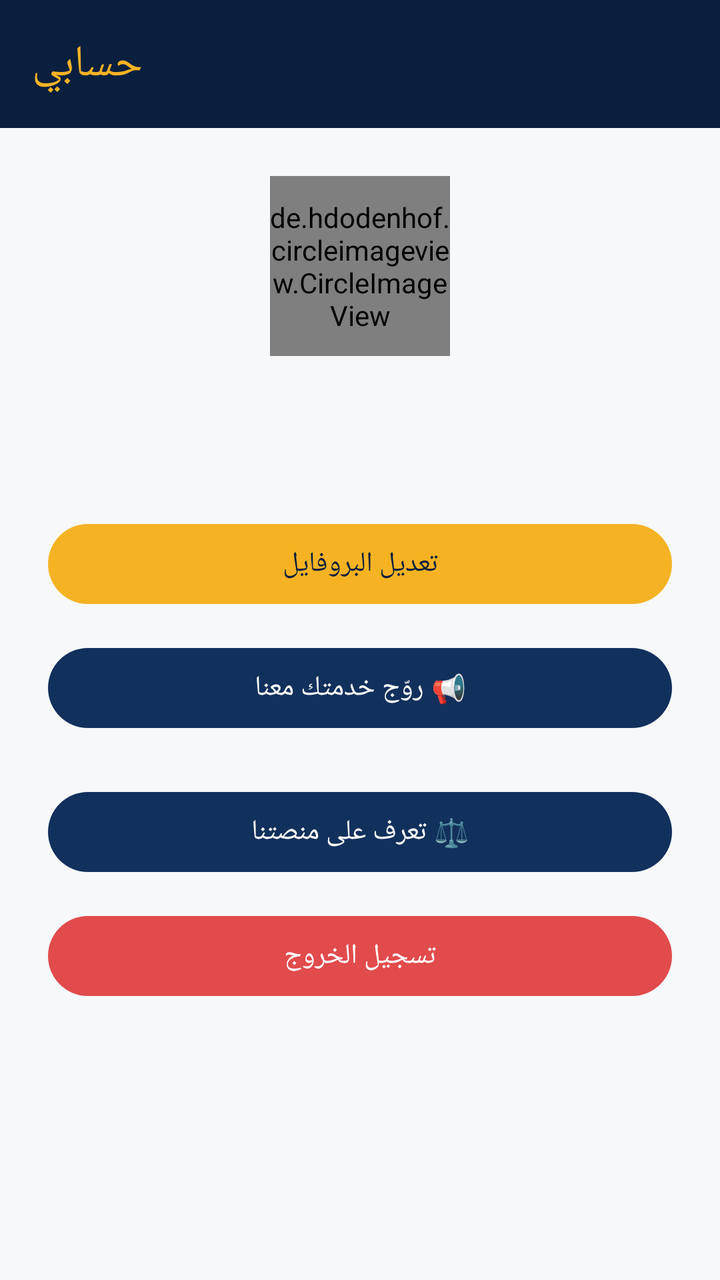
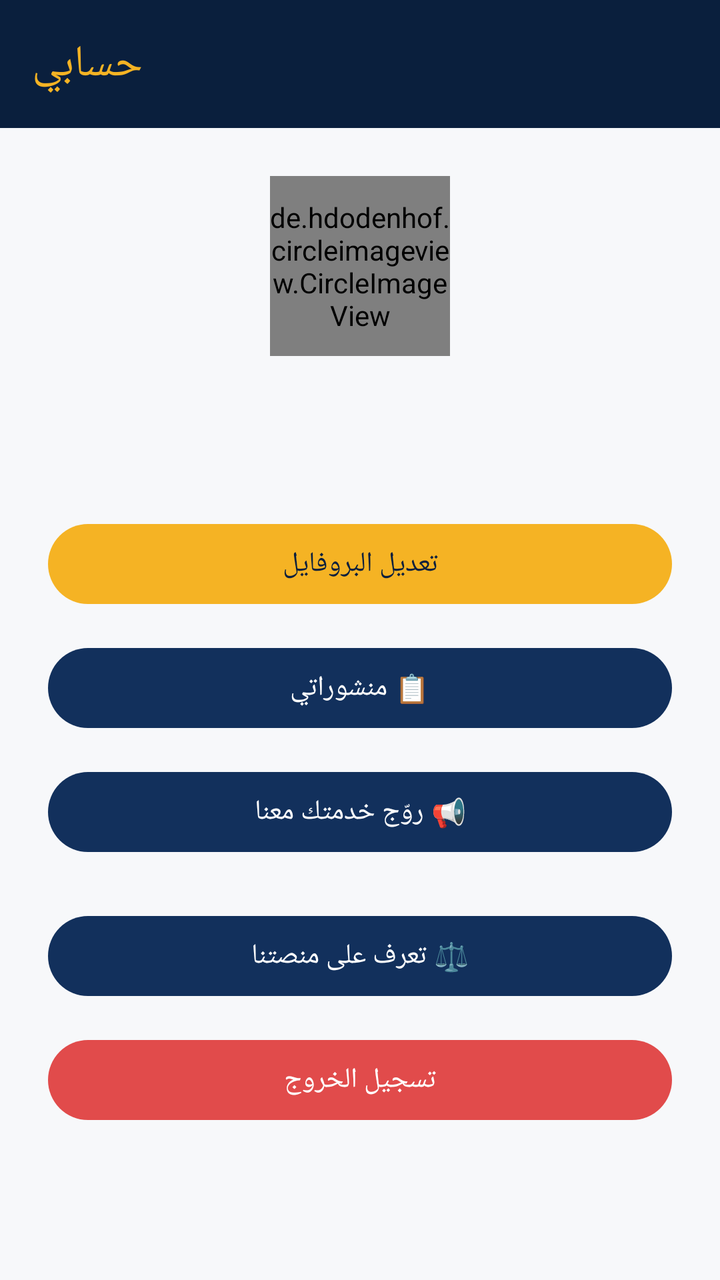

Screens rendered from an Android XML layout before and after an edit, with the pre-edit source and the edit as a unified diff.
<!-- AndroidManifest.xml: application theme Theme.EtudiantsDroitMaroc -->
<!-- res/layout/fragment_profile.xml -->
<?xml version="1.0" encoding="utf-8"?>
<LinearLayout xmlns:android="http://schemas.android.com/apk/res/android"
    xmlns:app="http://schemas.android.com/apk/res-auto"
    android:layout_width="match_parent"
    android:layout_height="match_parent"
    android:orientation="vertical"
    android:background="@color/off_white">

    <androidx.appcompat.widget.Toolbar
        android:id="@+id/toolbar"
        android:layout_width="match_parent"
        android:layout_height="?attr/actionBarSize"
        android:background="@color/navy_dark"
        app:title="@string/nav_profile"
        app:titleTextColor="@color/gold" />

    <FrameLayout
        android:id="@+id/bannerAdContainer"
        android:layout_width="match_parent"
        android:layout_height="wrap_content" />

    <LinearLayout
        android:layout_width="match_parent"
        android:layout_height="wrap_content"
        android:orientation="vertical"
        android:gravity="center"
        android:padding="24dp">

        <de.hdodenhof.circleimageview.CircleImageView
            android:id="@+id/ivProfilePhoto"
            android:layout_width="90dp"
            android:layout_height="90dp"
            android:src="@drawable/ic_profile"
            app:civ_border_width="2dp"
            app:civ_border_color="@color/gold" />

        <TextView
            android:id="@+id/tvName"
            android:layout_width="wrap_content"
            android:layout_height="wrap_content"
            android:layout_marginTop="12dp"
            android:textSize="18sp"
            android:textStyle="bold"
            android:textColor="@color/text_primary" />

                

        <TextView
            android:id="@+id/tvUniversityLevel"
            android:layout_width="wrap_content"
            android:layout_height="wrap_content"
            android:layout_marginTop="6dp"
            android:textSize="13sp"
            android:textColor="@color/gold" />

        <com.google.android.material.button.MaterialButton
            android:id="@+id/btnEditProfile"
            android:layout_width="match_parent"
            android:layout_height="wrap_content"
            android:layout_marginTop="20dp"
            android:text="تعديل البروفايل"
            android:textAllCaps="false"
            app:backgroundTint="@color/gold"
            android:textColor="@color/navy_dark" />

        <com.google.android.material.button.MaterialButton
            android:id="@+id/btnPromoteService"
            android:layout_width="match_parent"
            android:layout_height="wrap_content"
            android:layout_marginTop="14dp"
            android:text="📢 روّج خدمتك معنا"
            android:textAllCaps="false"
            app:backgroundTint="@color/navy" />

        <com.google.android.material.button.MaterialButton
            android:id="@+id/btnPages"
            android:layout_width="match_parent"
            android:layout_height="wrap_content"
            android:layout_marginTop="24dp"
            android:text="⚖️ تعرف على منصتنا"
            android:textAllCaps="false"
            app:backgroundTint="@color/navy" />

        <com.google.android.material.button.MaterialButton
            android:id="@+id/btnLogout"
            android:layout_width="match_parent"
            android:layout_height="wrap_content"
            android:layout_marginTop="14dp"
            android:text="@string/profile_logout"
            android:textAllCaps="false"
            app:backgroundTint="@color/red_accent" />

    </LinearLayout>

    <FrameLayout
        android:id="@+id/bannerAdContainerBottom"
        android:layout_width="match_parent"
        android:layout_height="0dp"
        android:layout_weight="1"
        android:gravity="bottom" />

</LinearLayout>
<!-- resources referenced by this layout -->
<resources>
  <color name="gold">#F5B324</color>
  <color name="navy">#12305C</color>
  <color name="navy_dark">#0A1F3D</color>
  <color name="off_white">#F7F8FA</color>
  <color name="red_accent">#E14B4B</color>
  <color name="text_primary">#1A1A1A</color>
  <!-- drawable ic_profile (drawable) -->
  <vector xmlns:android="http://schemas.android.com/apk/res/android"
      android:width="24dp" android:height="24dp" android:viewportWidth="24" android:viewportHeight="24" android:tint="?attr/colorControlNormal">
      <path android:fillColor="#FF000000" android:pathData="M12,12c2.21,0 4,-1.79 4,-4s-1.79,-4 -4,-4 -4,1.79 -4,4 1.79,4 4,4zM12,14c-2.67,0 -8,1.34 -8,4v2h16v-2c0,-2.66 -5.33,-4 -8,-4z"/>
  </vector>
  <string name="nav_profile">حسابي</string>
  <string name="profile_logout">تسجيل الخروج</string>
  <style name="Theme.EtudiantsDroitMaroc" parent="Theme.Material3.Light.NoActionBar">
          <item name="colorPrimary">@color/navy</item>
          <item name="colorPrimaryVariant">@color/navy_dark</item>
          <item name="colorSecondary">@color/gold</item>
          <item name="colorSecondaryVariant">@color/gold_light</item>
          <item name="android:statusBarColor">@color/navy_dark</item>
          <item name="android:windowBackground">@color/off_white</item>
          <item name="android:windowLightStatusBar" tools:targetApi="23">false</item>
      </style>
  <color name="gold_light">#FFD873</color>
</resources>

<!-- the commit's change to res/layout/fragment_profile.xml (unified diff, before → after) -->
@@ -64,6 +64,15 @@
             android:textColor="@color/navy_dark" />
 
         <com.google.android.material.button.MaterialButton
+            android:id="@+id/btnMyPosts"
+            android:layout_width="match_parent"
+            android:layout_height="wrap_content"
+            android:layout_marginTop="14dp"
+            android:text="📋 منشوراتي"
+            android:textAllCaps="false"
+            app:backgroundTint="@color/navy" />
+
+        <com.google.android.material.button.MaterialButton
             android:id="@+id/btnPromoteService"
             android:layout_width="match_parent"
             android:layout_height="wrap_content"
